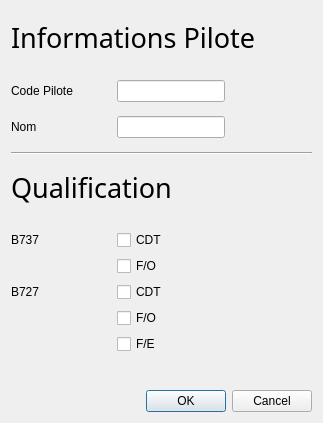
Old version of the form crispy_chainsaw/newpilot.ui in the repository ViryBe/crispy_chainsaw.
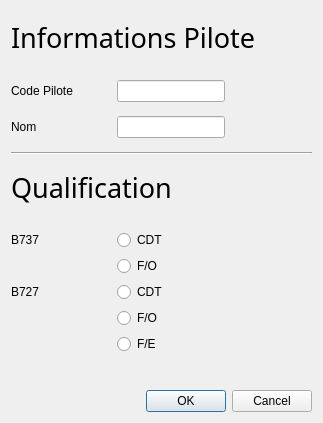
New version of the form.

Diff of the .ui file:
```diff
--- a/crispy_chainsaw/newpilot.ui
+++ b/crispy_chainsaw/newpilot.ui
@@ -244,38 +244,6 @@
            </property>
           </widget>
          </item>
-         <item row="0" column="1">
-          <widget class="QCheckBox" name="B737Cdt">
-           <property name="sizePolicy">
-            <sizepolicy hsizetype="Expanding" vsizetype="Fixed">
-             <horstretch>0</horstretch>
-             <verstretch>0</verstretch>
-            </sizepolicy>
-           </property>
-           <property name="text">
-            <string>CDT</string>
-           </property>
-           <property name="checkable">
-            <bool>true</bool>
-           </property>
-          </widget>
-         </item>
-         <item row="1" column="1">
-          <widget class="QCheckBox" name="B737FO">
-           <property name="sizePolicy">
-            <sizepolicy hsizetype="Expanding" vsizetype="Fixed">
-             <horstretch>0</horstretch>
-             <verstretch>0</verstretch>
-            </sizepolicy>
-           </property>
-           <property name="text">
-            <string>F/O</string>
-           </property>
-           <property name="checkable">
-            <bool>true</bool>
-           </property>
-          </widget>
-         </item>
          <item row="0" column="2">
           <spacer name="horizontalSpacer_4">
            <property name="sizePolicy">
@@ -298,58 +266,42 @@
            </property>
           </spacer>
          </item>
+         <item row="0" column="1">
+          <widget class="QRadioButton" name="B737Cdt">
+           <property name="sizePolicy">
+            <sizepolicy hsizetype="Expanding" vsizetype="Fixed">
+             <horstretch>0</horstretch>
+             <verstretch>0</verstretch>
+            </sizepolicy>
+           </property>
+           <property name="text">
+            <string>CDT</string>
+           </property>
+           <property name="checkable">
+            <bool>true</bool>
+           </property>
+          </widget>
+         </item>
+         <item row="1" column="1">
+          <widget class="QRadioButton" name="B737FO">
+           <property name="sizePolicy">
+            <sizepolicy hsizetype="Expanding" vsizetype="Fixed">
+             <horstretch>0</horstretch>
+             <verstretch>0</verstretch>
+            </sizepolicy>
+           </property>
+           <property name="text">
+            <string>F/O</string>
+           </property>
+           <property name="checkable">
+            <bool>true</bool>
+           </property>
+          </widget>
+         </item>
         </layout>
        </item>
        <item row="1" column="0">
         <layout class="QGridLayout" name="B727Grid">
-         <item row="1" column="1">
-          <widget class="QCheckBox" name="checkBox_3">
-           <property name="sizePolicy">
-            <sizepolicy hsizetype="Expanding" vsizetype="Fixed">
-             <horstretch>0</horstretch>
-             <verstretch>0</verstretch>
-            </sizepolicy>
-           </property>
-           <property name="text">
-            <string>F/O</string>
-           </property>
-           <property name="checkable">
-            <bool>true</bool>
-           </property>
-          </widget>
-         </item>
-         <item row="2" column="1">
-          <widget class="QCheckBox" name="checkBox_5">
-           <property name="sizePolicy">
-            <sizepolicy hsizetype="Expanding" vsizetype="Fixed">
-             <horstretch>0</horstretch>
-             <verstretch>0</verstretch>
-            </sizepolicy>
-           </property>
-           <property name="text">
-            <string>F/E</string>
-           </property>
-           <property name="checkable">
-            <bool>true</bool>
-           </property>
-          </widget>
-         </item>
-         <item row="0" column="1">
-          <widget class="QCheckBox" name="checkBox_2">
-           <property name="sizePolicy">
-            <sizepolicy hsizetype="Expanding" vsizetype="Fixed">
-             <horstretch>0</horstretch>
-             <verstretch>0</verstretch>
-            </sizepolicy>
-           </property>
-           <property name="text">
-            <string>CDT</string>
-           </property>
-           <property name="checkable">
-            <bool>true</bool>
-           </property>
-          </widget>
-         </item>
          <item row="0" column="0">
           <widget class="QLabel" name="label_5">
            <property name="sizePolicy">
@@ -391,6 +343,54 @@
            </property>
           </spacer>
          </item>
+         <item row="2" column="1">
+          <widget class="QRadioButton" name="B727FE">
+           <property name="sizePolicy">
+            <sizepolicy hsizetype="Expanding" vsizetype="Fixed">
+             <horstretch>0</horstretch>
+             <verstretch>0</verstretch>
+            </sizepolicy>
+           </property>
+           <property name="text">
+            <string>F/E</string>
+           </property>
+           <property name="checkable">
+            <bool>true</bool>
+           </property>
+          </widget>
+         </item>
+         <item row="1" column="1">
+          <widget class="QRadioButton" name="B727FO">
+           <property name="sizePolicy">
+            <sizepolicy hsizetype="Expanding" vsizetype="Fixed">
+             <horstretch>0</horstretch>
+             <verstretch>0</verstretch>
+            </sizepolicy>
+           </property>
+           <property name="text">
+            <string>F/O</string>
+           </property>
+           <property name="checkable">
+            <bool>true</bool>
+           </property>
+          </widget>
+         </item>
+         <item row="0" column="1">
+          <widget class="QRadioButton" name="B727Cdt">
+           <property name="sizePolicy">
+            <sizepolicy hsizetype="Expanding" vsizetype="Fixed">
+             <horstretch>0</horstretch>
+             <verstretch>0</verstretch>
+            </sizepolicy>
+           </property>
+           <property name="text">
+            <string>CDT</string>
+           </property>
+           <property name="checkable">
+            <bool>true</bool>
+           </property>
+          </widget>
+         </item>
         </layout>
        </item>
       </layout>
```
Left out of the diff: 4 changed lines with no effect on the pictures.
